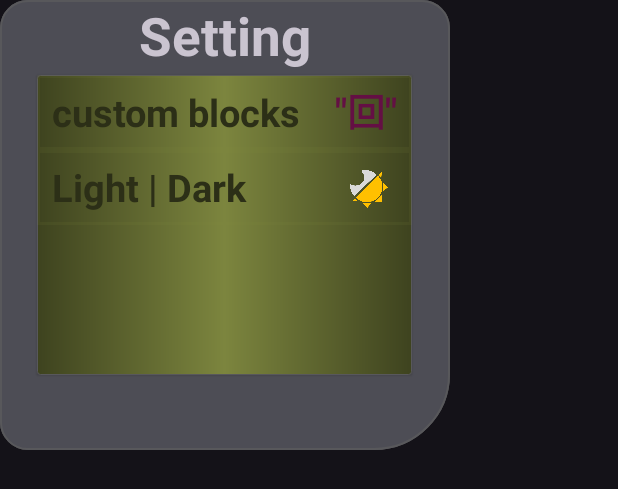
After one commit to CYZeusX/Tetris, an Android app: the layout setting_dialog.xml on its own in the app's theme, with its tools: preview values and no code run, on a phone screen of 412 x 824 dp. The commit adds this screen. Shown: the top 489 px of the screen. Run offline under Robolectric (Android 15) with nearby library versions, the phone set to English and light mode, and no system bars.

Commit message:
debugged the setting menu, now it will overlay everything. fixed all the bugs during the changed. now should be the same, but better.

```diff
--- a/app/src/main/java/com/cyzco/game/Shapes.java
+++ b/app/src/main/java/com/cyzco/game/Shapes.java
@@ -12,10 +12,9 @@ public class Shapes
     public String block = "回"; //回 ■ □ #
     public static char space = '□';
 
-    public String setShape(String shape)
+    public String setShape(String block)
     {
-        this.block = shape;
-        return block;
+        return this.block = block;
     }
 
     public String getShape()
--- a/app/src/main/res/layout/activity_main.xml
+++ b/app/src/main/res/layout/activity_main.xml
@@ -313,10 +313,6 @@
         android:id="@+id/fragment_container"
         android:layout_width="match_parent"
         android:layout_height="match_parent"
-        android:elevation="100dp"
-        app:layout_constraintBottom_toBottomOf="parent"
-        app:layout_constraintEnd_toEndOf="parent"
-        app:layout_constraintStart_toStartOf="parent"
-        app:layout_constraintTop_toTopOf="parent"/>
+        android:elevation="100dp"/>
 
 </androidx.constraintlayout.widget.ConstraintLayout>
--- /dev/null
+++ b/app/src/main/res/layout/setting_dialog.xml
@@ -0,0 +1,95 @@
+<RelativeLayout
+    xmlns:android="http://schemas.android.com/apk/res/android"
+    android:id="@+id/settings_dialog"
+    android:layout_width="wrap_content"
+    android:layout_height="wrap_content"
+    android:background="@drawable/monitor_plate">
+
+<RelativeLayout
+        android:id="@+id/setting_menu"
+        android:layout_width="300dp"
+        android:layout_height="300dp"
+        android:background="@drawable/monitor_plate">
+
+        <TextView
+            android:id="@+id/textView2"
+            android:layout_width="match_parent"
+            android:layout_height="50dp"
+            android:text="@string/setting"
+            android:textAlignment="center"
+            android:textSize="35sp"
+            android:textStyle="bold" />
+
+        <TextView
+            android:id="@+id/textView3"
+            android:layout_width="match_parent"
+            android:layout_height="50dp"
+            android:layout_below="@+id/textView2"
+            android:layout_alignStart="@+id/textView"
+            android:layout_alignEnd="@+id/textView"
+            android:layout_marginStart="0dp"
+            android:layout_marginTop="0dp"
+            android:layout_marginEnd="0dp"
+            android:elevation="10dp"
+            android:paddingHorizontal="10dp"
+            android:paddingVertical="7dp"
+            android:text="@string/custom_blocks"
+            android:textAlignment="textStart"
+            android:textColor="?attr/colorAccent"
+            android:textSize="25sp"
+            android:textStyle="bold" />
+
+        <ImageView
+            android:layout_width="25dp"
+            android:layout_height="wrap_content"
+            android:layout_below="@+id/textView3"
+            android:layout_alignEnd="@+id/textView"
+            android:layout_marginVertical="13dp"
+            android:layout_marginTop="0dp"
+            android:layout_marginEnd="16dp"
+            android:adjustViewBounds="true"
+            android:contentDescription="@string/nul"
+            android:elevation="2dp"
+            android:src="@drawable/light_dark" />
+
+        <TableLayout
+            android:id="@+id/textView"
+            android:layout_width="250dp"
+            android:layout_height="200dp"
+            android:layout_centerInParent="true"
+            android:background="@drawable/monitor"
+            android:elevation="1dp">
+
+            <EditText
+                android:id="@+id/change_block"
+                android:layout_width="match_parent"
+                android:layout_height="50dp"
+                android:layout_weight="0"
+                android:background="@drawable/setting_column"
+                android:hint="@string/default_block"
+                android:inputType="text"
+                android:paddingHorizontal="10dp"
+                android:paddingVertical="7dp"
+                android:textAlignment="textEnd"
+                android:textColor="?attr/colorOnPrimary"
+                android:textColorHint="?attr/colorOnPrimary"
+                android:textSize="25sp"
+                android:textStyle="bold" />
+
+            <Button
+                android:id="@+id/lightDark"
+                android:layout_width="match_parent"
+                android:layout_height="50dp"
+                android:background="@drawable/setting_column"
+                android:paddingHorizontal="10dp"
+                android:paddingVertical="7dp"
+                android:text="@string/theme_light_dark"
+                android:textAlignment="textStart"
+                android:textColor="?attr/colorAccent"
+                android:textSize="25sp"
+                android:textStyle="bold" />
+
+        </TableLayout>
+    </RelativeLayout>
+
+</RelativeLayout>
--- a/app/src/main/res/layout/start_game.xml
+++ b/app/src/main/res/layout/start_game.xml
@@ -39,7 +39,7 @@
             android:adjustViewBounds="true"
             android:contentDescription="@string/tetris"
             android:src="@drawable/tetris_max"
-            android:elevation="10dp"/>
+            android:elevation="20dp"/>
 
         <Button
             android:id="@+id/start"
```
Also changed, not shown: app/src/main/java/com/cyzco/game/BlankFragment.java (deleted, +0 -128 lines), app/src/main/java/com/cyzco/game/MainActivity.java (+5 -6 lines), app/src/main/java/com/cyzco/game/SettingsDialogFragment.java (added, +89 -0 lines), app/src/main/java/com/cyzco/game/TetrisGame.java (+11 -34 lines), app/src/main/res/layout/fragment_blank.xml (deleted, +0 -113 lines), app/src/main/res/minecraft_font.ttf (added).
